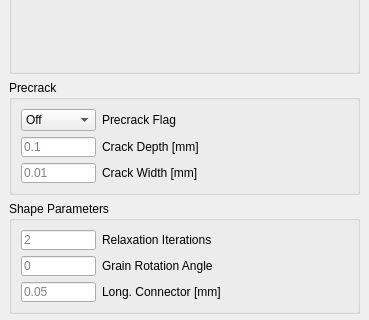
Qt form freecad/woodWorkbench/gui/ui/ui_CBL_geoParams.ui (Computational-Mechanics-Material-Models/CBL-preprocesser) before a commit; both pictures show x 0 to 369 and y 191 to 511 of the 369 by 735 pixel window.
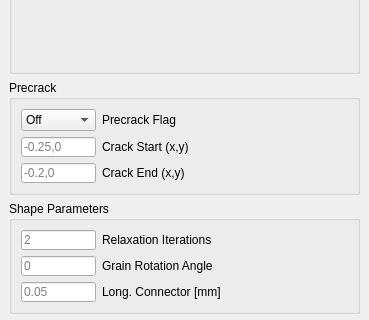
The same form after that commit.

The edit to the form file:
```diff
--- a/freecad/woodWorkbench/gui/ui/ui_CBL_geoParams.ui
+++ b/freecad/woodWorkbench/gui/ui/ui_CBL_geoParams.ui
@@ -654,7 +654,7 @@
             <string/>
            </property>
            <property name="placeholderText">
-            <string>0.1</string>
+            <string>-0.25,0</string>
            </property>
           </widget>
          </item>
@@ -667,7 +667,7 @@
             </size>
            </property>
            <property name="text">
-            <string>Crack Depth [mm]</string>
+            <string>Crack Start (x,y)</string>
            </property>
           </widget>
          </item>
@@ -696,7 +696,7 @@
             <string/>
            </property>
            <property name="placeholderText">
-            <string>0.01</string>
+            <string>-0.2,0</string>
            </property>
           </widget>
          </item>
@@ -709,7 +709,7 @@
             </size>
            </property>
            <property name="text">
-            <string>Crack Width [mm]</string>
+            <string>Crack End (x,y)</string>
            </property>
           </widget>
          </item>
```
Left out of the diff: 4 changed lines with no effect on the pictures.
